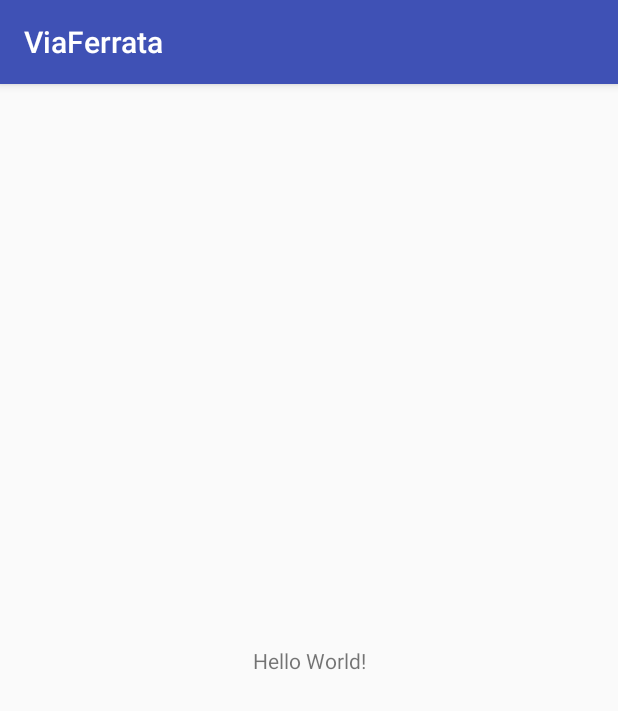
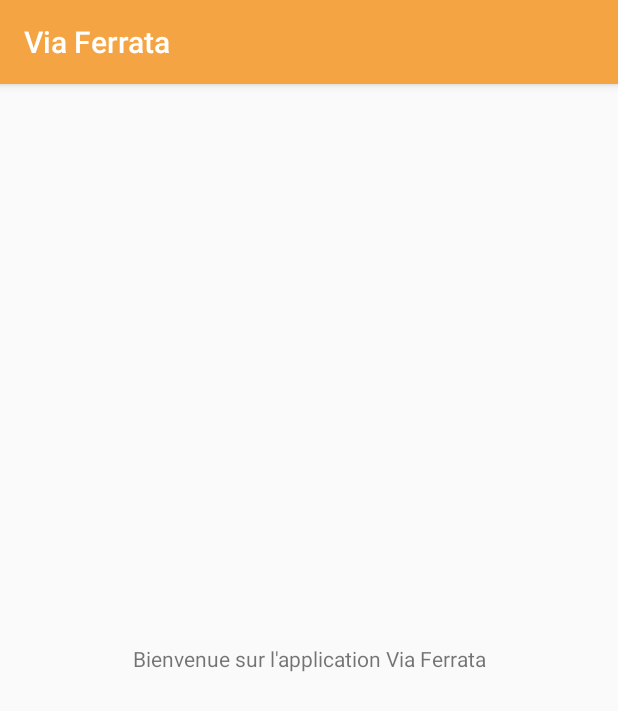
Before and after one commit to YvesToiser/ViaFerrata, an Android app: the screen it shows after launch (HomeActivity), on a phone screen of 412 x 824 dp. Shown: the top 711 px of the screen. Run offline under Robolectric (Android 15) with nearby library versions, the phone set to English and light mode, and no system bars.

Commit message:
ic laucher + colors

```diff
--- a/app/src/main/AndroidManifest.xml
+++ b/app/src/main/AndroidManifest.xml
@@ -4,7 +4,7 @@
 
     <application
         android:allowBackup="true"
-        android:icon="@mipmap/ic_launcher"
+        android:icon="@drawable/via_ferrata_logoplein_01"
         android:label="@string/app_name"
         android:roundIcon="@mipmap/ic_launcher_round"
         android:supportsRtl="true"
--- a/app/src/main/res/layout/activity_home.xml
+++ b/app/src/main/res/layout/activity_home.xml
@@ -1,5 +1,5 @@
 <?xml version="1.0" encoding="utf-8"?>
-<android.support.constraint.ConstraintLayout xmlns:android="http://schemas.android.com/apk/res/android"
+<RelativeLayout xmlns:android="http://schemas.android.com/apk/res/android"
     xmlns:app="http://schemas.android.com/apk/res-auto"
     xmlns:tools="http://schemas.android.com/tools"
     android:layout_width="match_parent"
@@ -7,12 +7,12 @@
     tools:context="fr.wcs.viaferrata.HomeActivity">
 
     <TextView
-        android:layout_width="wrap_content"
+        android:layout_width="match_parent"
         android:layout_height="wrap_content"
-        android:text="Hello World!"
-        app:layout_constraintBottom_toBottomOf="parent"
-        app:layout_constraintLeft_toLeftOf="parent"
-        app:layout_constraintRight_toRightOf="parent"
-        app:layout_constraintTop_toTopOf="parent" />
+        android:includeFontPadding="false"
+        android:text="@string/Welcome"
+        android:gravity="center"
+        android:layout_centerVertical="true"
+        android:layout_centerHorizontal="true" />
 
-</android.support.constraint.ConstraintLayout>
+</RelativeLayout>
--- a/app/src/main/res/values/colors.xml
+++ b/app/src/main/res/values/colors.xml
@@ -1,6 +1,7 @@
 <?xml version="1.0" encoding="utf-8"?>
 <resources>
-    <color name="colorPrimary">#3F51B5</color>
-    <color name="colorPrimaryDark">#303F9F</color>
-    <color name="colorAccent">#FF4081</color>
+    <color name="colorPrimary">#F4A443</color>
+    <color name="colorPrimaryDark">#DD7732</color>
+    <color name="colorAccent">#22C19E</color>
+    <color name="colorAccent2">#22C19E</color>
 </resources>
--- a/app/src/main/res/values/strings.xml
+++ b/app/src/main/res/values/strings.xml
@@ -1,3 +1,4 @@
 <resources>
-    <string name="app_name">ViaFerrata</string>
+    <string name="app_name">Via Ferrata</string>
+    <string name="Welcome">Bienvenue sur l\'application Via Ferrata</string>
 </resources>
```
Also changed, not shown: app/src/main/ic_launcherVF-web.png (added), app/src/main/res/drawable-hdpi/via_ferrata_logoplein_01.png (added), app/src/main/res/drawable-mdpi/via_ferrata_logoplein_01.png (added), app/src/main/res/drawable-xhdpi/via_ferrata_logoplein_01.png (added), app/src/main/res/drawable-xxhdpi/via_ferrata_logoplein_01.png (added), app/src/main/res/drawable-xxxhdpi/via_ferrata_logoplein_01.png (added).
